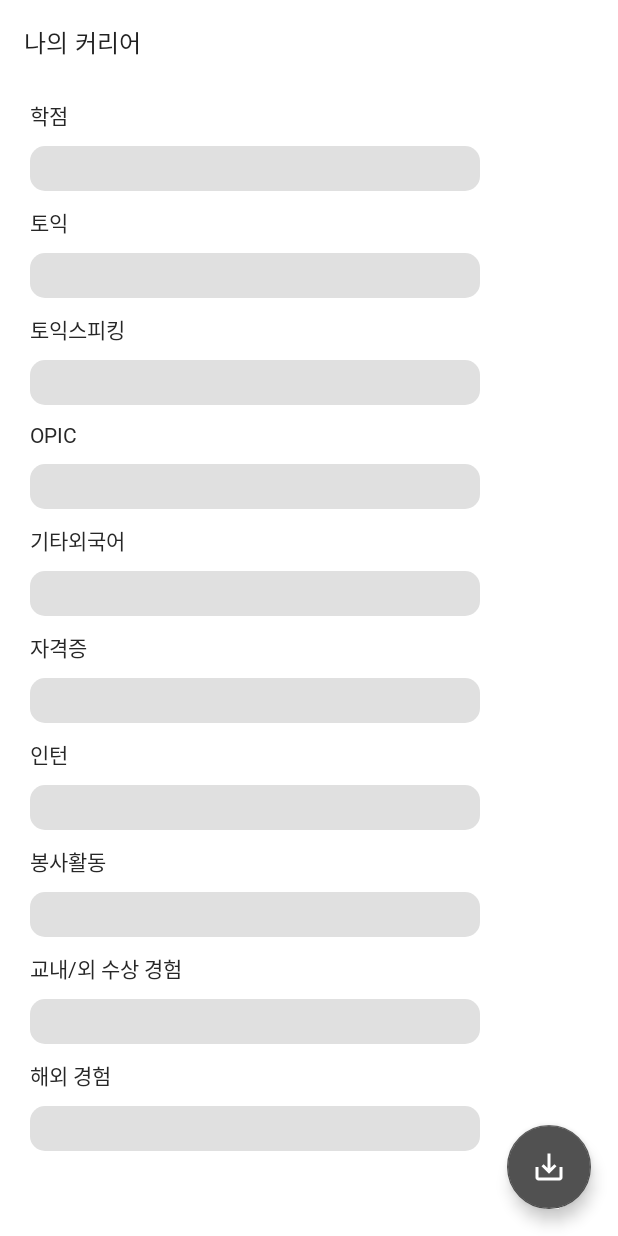
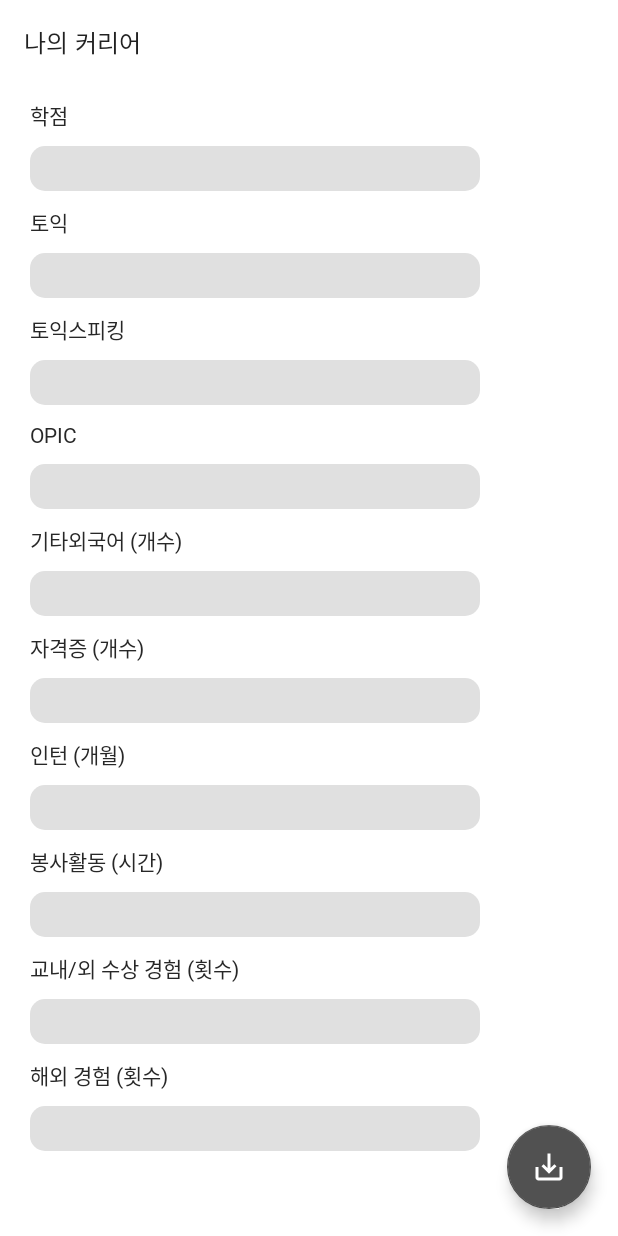
Before and after one commit to GNU-AIS/AIS_JOB_APP, an Android app: the EditCarrierActivity screen opened directly, with no data from a screen before it, on a phone screen of 412 x 824 dp. Run offline under Robolectric (Android 15) with nearby library versions, the phone set to English and light mode, and no system bars.

```diff
--- a/app/src/main/java/com/example/ais_job_app/ui/dashboard/CorpReqInfoAdapter.java
+++ b/app/src/main/java/com/example/ais_job_app/ui/dashboard/CorpReqInfoAdapter.java
@@ -24,6 +24,11 @@ public class CorpReqInfoAdapter extends RecyclerView.Adapter<CorpReqInfoAdapter.
     public CorpReqInfoAdapter(ArrayList<CorpReqInfo> corpReqInfos, Context context) {
         this.corpReqInfos = corpReqInfos;
         this.context = context;
+    }
+
+    public void setListItems(ArrayList<CorpReqInfo> list){
+        this.corpReqInfos = list;
+        notifyDataSetChanged();
     }
 
     @NonNull
--- a/app/src/main/res/layout/activity_edit_carrier.xml
+++ b/app/src/main/res/layout/activity_edit_carrier.xml
@@ -115,7 +115,7 @@
                 android:fontFamily="@font/maruburi_regular"
                 android:layout_width="wrap_content"
                 android:layout_height="wrap_content"
-                android:text="기타외국어"/>
+                android:text="기타외국어 (개수)"/>
 
             <EditText
                 android:id="@+id/et_foreign_lan"
@@ -131,7 +131,7 @@
                 android:fontFamily="@font/maruburi_regular"
                 android:layout_width="wrap_content"
                 android:layout_height="wrap_content"
-                android:text="자격증"/>
+                android:text="자격증 (개수)"/>
 
             <EditText
                 android:id="@+id/et_certificate"
@@ -147,7 +147,7 @@
                 android:fontFamily="@font/maruburi_regular"
                 android:layout_width="wrap_content"
                 android:layout_height="wrap_content"
-                android:text="인턴"/>
+                android:text="인턴 (개월)"/>
 
             <EditText
                 android:id="@+id/et_intern"
@@ -163,7 +163,7 @@
                 android:fontFamily="@font/maruburi_regular"
                 android:layout_width="wrap_content"
                 android:layout_height="wrap_content"
-                android:text="봉사활동"/>
+                android:text="봉사활동 (시간)"/>
 
             <EditText
                 android:id="@+id/et_volunteer"
@@ -179,7 +179,7 @@
                 android:fontFamily="@font/maruburi_regular"
                 android:layout_width="wrap_content"
                 android:layout_height="wrap_content"
-                android:text="교내/외 수상 경험"/>
+                android:text="교내/외 수상 경험 (횟수)"/>
 
             <EditText
                 android:id="@+id/et_awards"
@@ -195,7 +195,7 @@
                 android:fontFamily="@font/maruburi_regular"
                 android:layout_width="wrap_content"
                 android:layout_height="wrap_content"
-                android:text="해외 경험"/>
+                android:text="해외 경험 (횟수)"/>
 
             <EditText
                 android:id="@+id/et_overseas_study"
--- a/app/src/main/res/layout/fragment_dashboard.xml
+++ b/app/src/main/res/layout/fragment_dashboard.xml
@@ -20,7 +20,7 @@
         tools:ignore="MissingConstraints" >
 
         <androidx.appcompat.widget.SearchView
-
+            android:id="@+id/searchView"
             app:queryHint="기업의 이름을 입력하세요"
             app:queryBackground="@android:color/transparent"
             android:queryBackground="@android:color/transparent"
```
Also changed, not shown: app/src/main/java/com/example/ais_job_app/ComRecInfo.java (deleted, +0 -10 lines), app/src/main/java/com/example/ais_job_app/ui/dashboard/DashboardFragment.java (+64 -9 lines).
